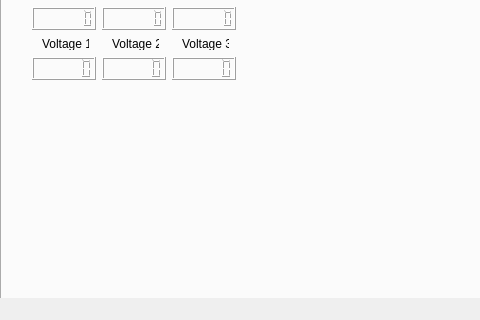
Old version of the form mainwindow.ui in the repository sschorr/TactileDevice; both pictures show x 0 to 480 and y 466 to 786 of the 1170 by 786 pixel window.
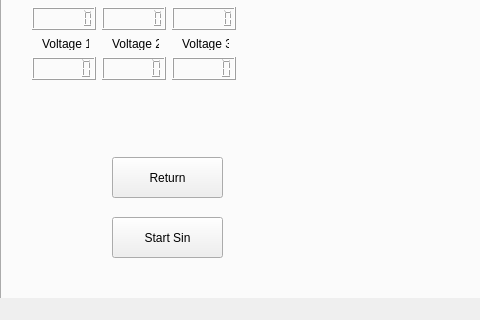
New version of the form. Custom widgets are drawn as their Qt base class.

Commit message: Implemented a sinusoid that starts from neutral position.  Still need to implement a recentering function

```diff
--- a/mainwindow.ui
+++ b/mainwindow.ui
@@ -748,6 +748,32 @@
        <string>VR Control</string>
       </property>
      </widget>
+     <widget class="QPushButton" name="startSin">
+      <property name="geometry">
+       <rect>
+        <x>110</x>
+        <y>640</y>
+        <width>111</width>
+        <height>41</height>
+       </rect>
+      </property>
+      <property name="text">
+       <string>Start Sin</string>
+      </property>
+     </widget>
+     <widget class="QPushButton" name="returnZero">
+      <property name="geometry">
+       <rect>
+        <x>110</x>
+        <y>580</y>
+        <width>111</width>
+        <height>41</height>
+       </rect>
+      </property>
+      <property name="text">
+       <string>Return</string>
+      </property>
+     </widget>
     </widget>
     <widget class="QWidget" name="tab_2">
      <attribute name="title">
```
Left out of the diff: 3 changed lines with no effect on the pictures. The commit also changes 6 other files.
